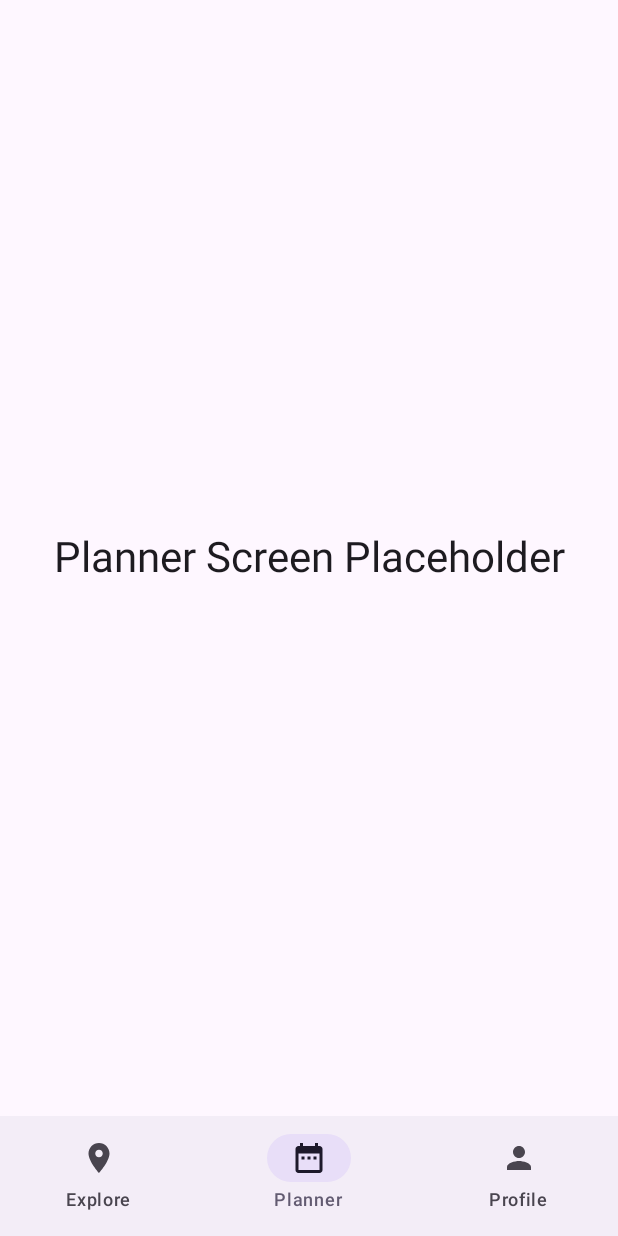
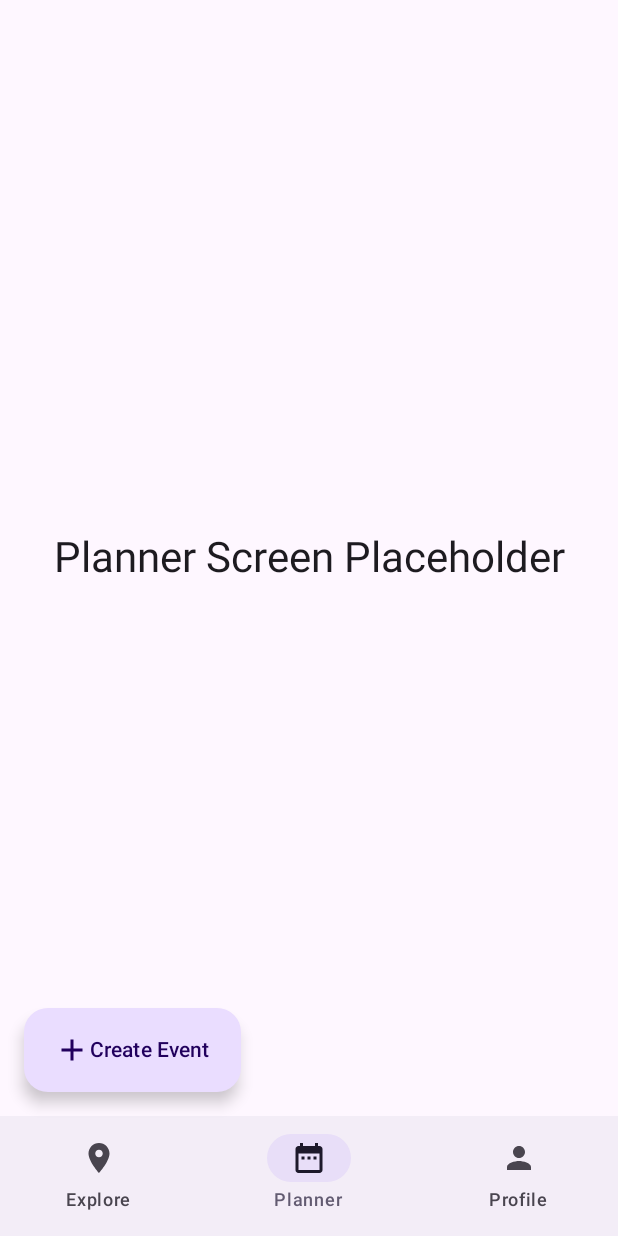
Before and after one commit to Daksh2060/CMPT362-Group-1, an Android app built with Jetpack Compose: the screen it shows after launch (MainActivity), item 2 of the bottom bar chosen, on a phone screen of 412 x 824 dp. Run offline under Robolectric (Android 15) with nearby library versions, the phone set to English and light mode, and no system bars; 1 statement that could not run was skipped.

Commit message:
add fab and refactor main activity

```diff
--- a/app/src/main/java/com/example/cmpt362group1/MainActivity.kt
+++ b/app/src/main/java/com/example/cmpt362group1/MainActivity.kt
@@ -4,9 +4,14 @@ import android.os.Bundle
 import androidx.activity.ComponentActivity
 import androidx.activity.compose.setContent
 import androidx.compose.foundation.layout.*
+import androidx.compose.material.icons.Icons
+import androidx.compose.material.icons.filled.Add
 import androidx.compose.material3.*
 import androidx.compose.runtime.*
+import androidx.compose.ui.Alignment
 import androidx.compose.ui.Modifier
+import androidx.compose.ui.unit.dp
+import com.example.cmpt362group1.event.Fab
 import com.example.cmpt362group1.navigation.BottomNavigationBar
 import com.example.cmpt362group1.navigation.explore.MapStateHolder
 import com.example.cmpt362group1.navigation.planner.PlannerScreen
@@ -28,19 +33,31 @@ class MainActivity : ComponentActivity() {
 fun MainScreen() {
     var selectedTab by remember { mutableStateOf("Explore") }
 
-    Column(modifier = Modifier.fillMaxSize()) {
-        Box(modifier = Modifier.weight(1f)) {
+    Scaffold(
+        bottomBar = {
+            BottomNavigationBar(
+                currentScreen = selectedTab,
+                onTabSelected = { selectedTab = it }
+            )
+        },
+        floatingActionButtonPosition = FabPosition.Start,
+        floatingActionButton = {
+            Fab(
+                label = "Create Event",
+                icon = Icons.Default.Add,
+                onClick = {},
+            )
+        }
+    ) { innerPadding ->
+        Box(modifier = Modifier
+            .fillMaxSize()
+            .padding(innerPadding)
+        ) {
             when (selectedTab) {
                 "Explore" -> MapStateHolder()
                 "Planner" -> PlannerScreen()
                 "Profile" -> ProfileScreen()
             }
         }
-
-        BottomNavigationBar(
-            currentScreen = selectedTab,
-            onTabSelected = { selectedTab = it },
-            modifier = Modifier.fillMaxWidth()
-        )
     }
 }
--- /dev/null
+++ b/app/src/main/java/com/example/cmpt362group1/event/Fab.kt
@@ -0,0 +1,27 @@
+package com.example.cmpt362group1.event
+
+import androidx.compose.material3.ExtendedFloatingActionButton
+import androidx.compose.material3.Icon
+import androidx.compose.material3.Text
+import androidx.compose.runtime.Composable
+import androidx.compose.ui.Modifier
+import androidx.compose.ui.graphics.vector.ImageVector
+
+@Composable
+fun Fab(
+    label: String,
+    icon: ImageVector,
+    onClick: () -> Unit,
+    modifier: Modifier = Modifier
+) {
+    ExtendedFloatingActionButton(
+        onClick = onClick,
+        modifier = modifier,
+    ) {
+        Icon(
+            imageVector = icon,
+            contentDescription = label
+        )
+        Text(text = label)
+    }
+}
```
Also changed, not shown: app/src/main/java/com/example/cmpt362group1/navigation/explore/ExploreScreen.kt (line endings or trailing spaces).
